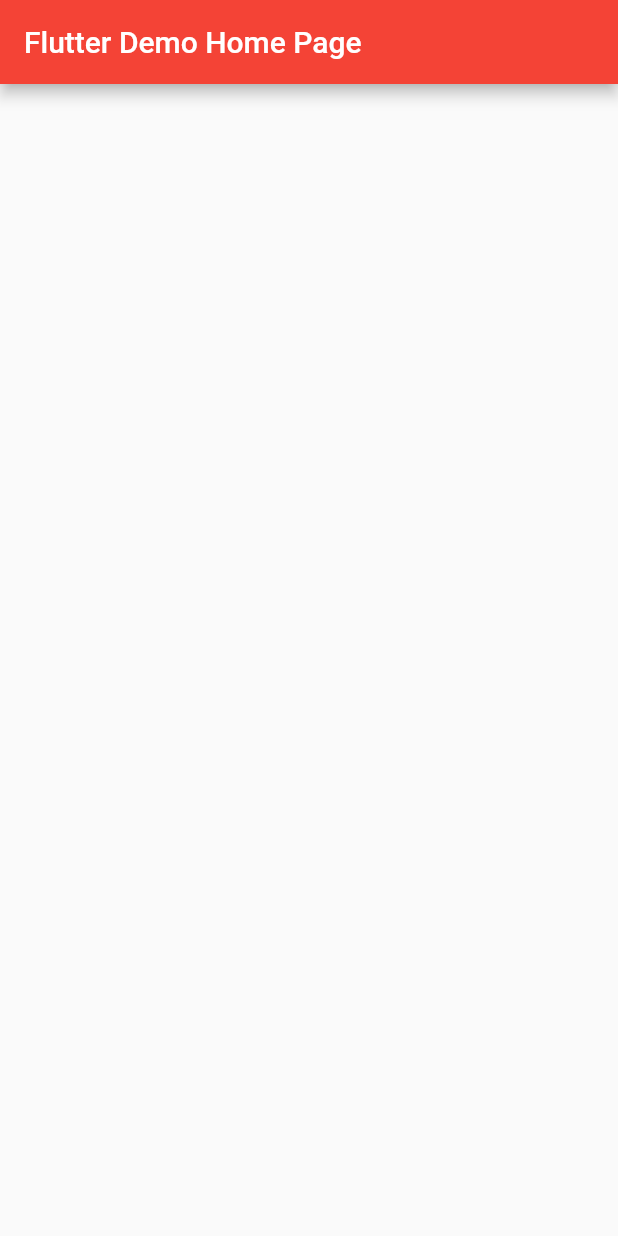
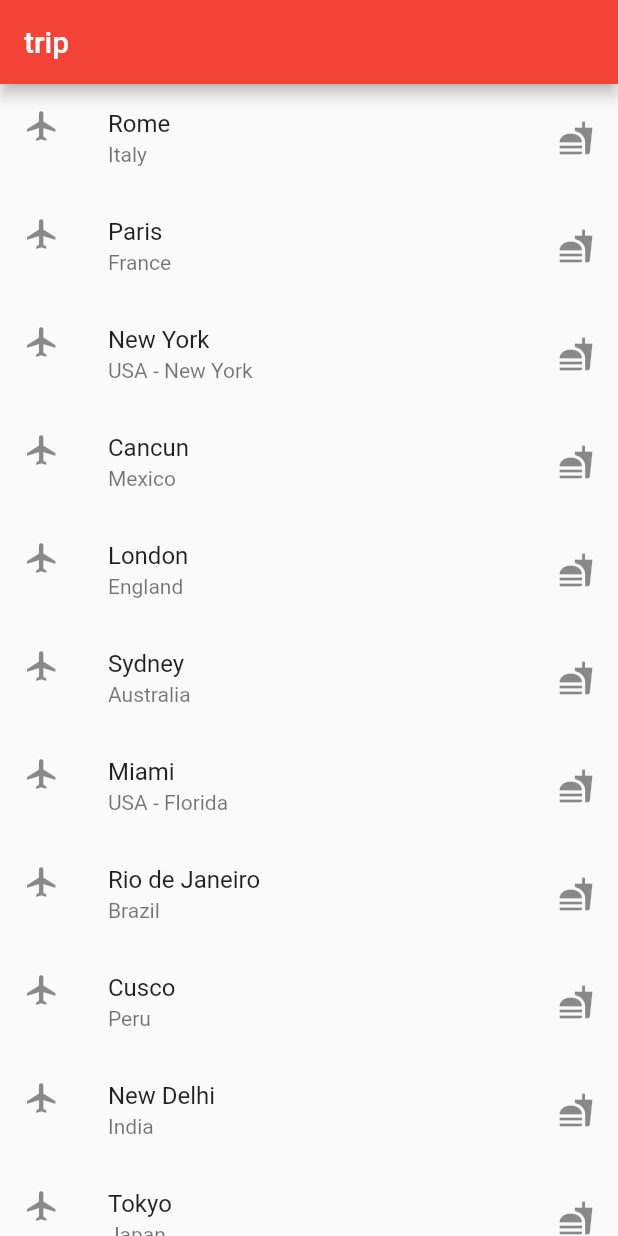
Before and after one commit to ipoobest/basic_layout_flutter, a Flutter app: the screen it shows after launch, on a phone screen of 412 x 824 dp. Run offline on Flutter 3.47's test engine with Material 2 defaults, Android fonts, the light colour scheme and no system bars.

Commit message:
dissable_widget

```diff
--- /dev/null
+++ b/lib/home.dart
@@ -0,0 +1,105 @@
+import 'package:basic_wedget/trip.dart';
+import 'package:flutter/material.dart';
+
+class Home extends StatefulWidget {
+  @override
+  _HomeState createState() => _HomeState();
+}
+
+class _HomeState extends State<Home> {
+  List _trips = List<Trip>();
+
+  void _markTripCompleted() {
+    print("_markTripCompleted");
+  }
+  void _deleteTrip() {
+// Delete trip from Database or web service
+  print("_deleteTrip");
+  }
+
+  @override
+  void initState() {
+    super.initState();
+    _trips
+      ..add(Trip(id: '0', tripName: 'Rome', tripLocation: 'Italy'))
+      ..add(Trip(id: '1', tripName: 'Paris', tripLocation: 'France'))
+      ..add(Trip(id: '2', tripName: 'New York', tripLocation: 'USA - New York'))
+      ..add(Trip(id: '3', tripName: 'Cancun', tripLocation: 'Mexico'))
+      ..add(Trip(id: '4', tripName: 'London', tripLocation: 'England'))
+      ..add(Trip(id: '5', tripName: 'Sydney', tripLocation: 'Australia'))
+      ..add(Trip(id: '6', tripName: 'Miami', tripLocation: 'USA - Florida'))
+      ..add(Trip(id: '7', tripName: 'Rio de Janeiro', tripLocation: 'Brazil'))
+      ..add(Trip(id: '8', tripName: 'Cusco', tripLocation: 'Peru'))
+      ..add(Trip(id: '9', tripName: 'New Delhi', tripLocation: 'India'))
+      ..add(Trip(id: '10', tripName: 'Tokyo', tripLocation: 'Japan'));
+  }
+
+  @override
+  Widget build(BuildContext context) {
+    return Scaffold(
+      appBar: AppBar(
+        title: Text("trip"),
+      ),
+      body: ListView.builder(
+        itemCount: _trips.length,
+        itemBuilder: (BuildContext context, int index) {
+          return Dismissible(
+            key: Key(_trips[index].id),
+            child: _buildListTile(index),
+            background: _buildCompleteTrip(),
+            secondaryBackground: _buildRemoveTrip(),
+            onDismissed: (DismissDirection direction) {
+              direction == DismissDirection.startToEnd
+                  ? _markTripCompleted()
+                  : _deleteTrip(); // Remove item from List
+              setState(() {
+                _trips.removeAt(index);
+              });
+            },
+          );
+        },
+      ),
+    );
+  }
+
+  ListTile _buildListTile(int index) {
+    return ListTile(
+      title: Text('${_trips[index].tripName}'),
+      subtitle: Text(_trips[index].tripLocation),
+      leading: Icon(Icons.flight),
+      trailing: Icon(Icons.fastfood),
+    );
+  }
+
+  Container _buildCompleteTrip() {
+    return Container(
+      color: Colors.green,
+      child: Padding(
+        padding: const EdgeInsets.all(16.0),
+        child: Row(
+          mainAxisAlignment: MainAxisAlignment.start,
+          children: <Widget>[
+            Icon(
+              Icons.done,
+              color: Colors.white,
+            ),
+          ],
+        ),
+      ),
+    );
+  }
+
+  Container _buildRemoveTrip() { return Container(
+      color: Colors.red,
+    child: Padding(
+      padding: const EdgeInsets.all(16.0), child: Row(
+      mainAxisAlignment: MainAxisAlignment.end, children: <Widget>[
+      Icon(
+        Icons.delete,
+        color: Colors.white,
+      ), ],
+    ), ),
+  ); }
+
+
+}
--- a/lib/main.dart
+++ b/lib/main.dart
@@ -1,3 +1,4 @@
+import 'package:basic_wedget/home.dart';
 import 'package:flutter/material.dart';
 
 void main() => runApp(MyApp());
@@ -11,39 +12,7 @@ class MyApp extends StatelessWidget {
       theme: ThemeData(
         primarySwatch: Colors.red,
       ),
-      home: MyHomePage(title: 'Flutter Demo Home Page'),
+      home: Home(),
     );
   }
 }
-
-class MyHomePage extends StatefulWidget {
-  MyHomePage({Key key, this.title}) : super(key: key);
-
-  final String title;
-
-  @override
-  _MyHomePageState createState() => _MyHomePageState();
-}
-
-class _MyHomePageState extends State<MyHomePage> {
-  int _counter = 0;
-
-  void _incrementCounter() {
-    setState(() {
-      _counter++;
-    });
-  }
-
-  @override
-  Widget build(BuildContext context) {
-    return Scaffold(
-        appBar: AppBar(
-          title: Text(widget.title),
-        ),
-        body: SafeArea(
-            child: SingleChildScrollView(
-
-        )));
-  }
-
-}
--- /dev/null
+++ b/lib/trip.dart
@@ -0,0 +1,6 @@
+class Trip {
+  String id;
+  String tripName;
+  String tripLocation;
+  Trip({this.id, this.tripName, this.tripLocation});
+}
```
